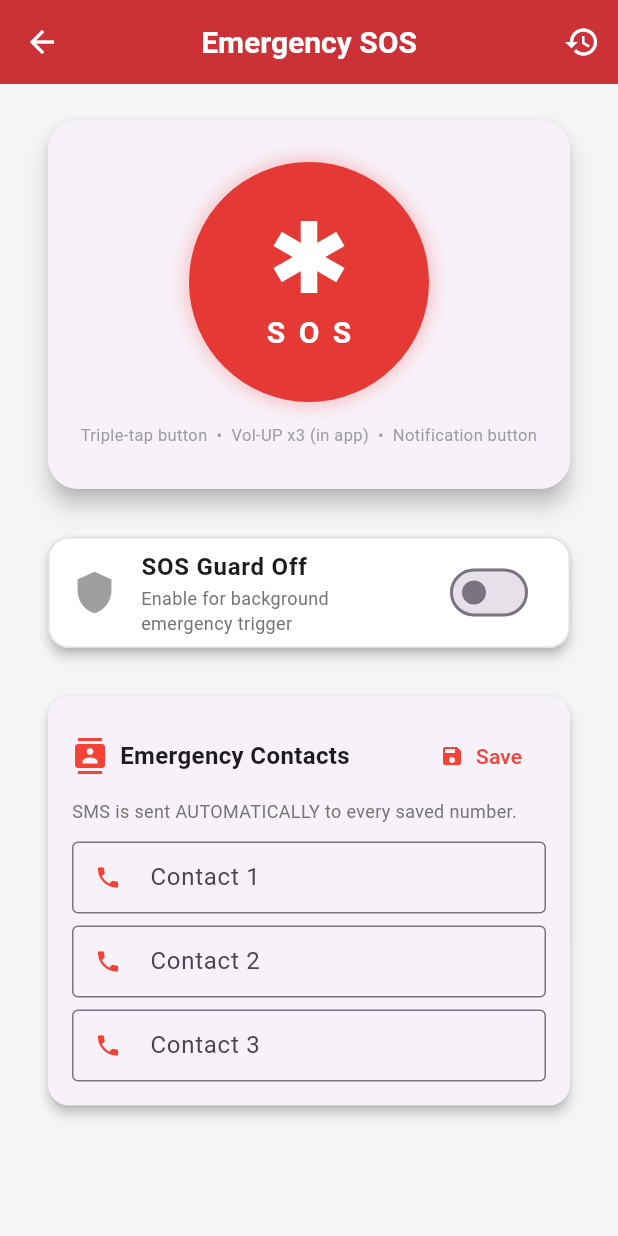
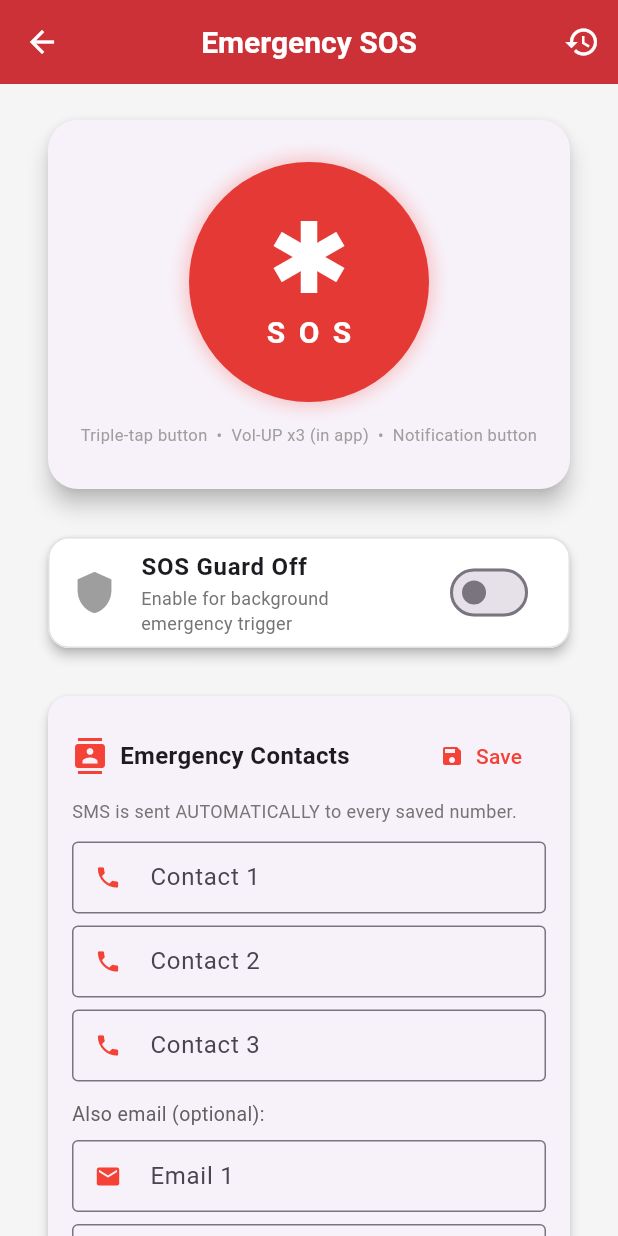
Before and after one commit to AdithyaChoudhry/TrainAssist, a Flutter app: the SOSScreen screen opened by its route, on a phone screen of 412 x 824 dp. Run offline on Flutter 3.47's test engine with Material 3 defaults, Android fonts, the light colour scheme and no system bars; our stand-ins replace flutter_blue_plus, flutter_local_notifications, geolocator, permission_handler, shared_preferences; missing offline and left inert: record; accounts and stored records are empty.

Commit message:
feat(sos): support up to 3 notification emails; persist emails; send voice note to each automatically; UI inputs

```diff
--- a/train_assist_app/lib/screens/sos_screen.dart
+++ b/train_assist_app/lib/screens/sos_screen.dart
@@ -35,6 +35,8 @@ class SOSScreen extends StatefulWidget {
 class _SOSScreenState extends State<SOSScreen> {
   final List<TextEditingController> _ctrls =
       List.generate(3, (_) => TextEditingController());
+    final List<TextEditingController> _emailCtrls =
+      List.generate(3, (_) => TextEditingController());
   bool _guardActive = false;
   bool _sosRunning  = false;
   final List<_LogEntry> _log = [];
@@ -63,6 +65,7 @@ class _SOSScreenState extends State<SOSScreen> {
     final prefs = await SharedPreferences.getInstance();
     for (int i = 0; i < 3; i++) {
       _ctrls[i].text = prefs.getString('sos_contact_$i') ?? '';
+      _emailCtrls[i].text = prefs.getString('sos_email_$i') ?? '';
     }
     if (mounted) setState(() {});
   }
@@ -71,6 +74,7 @@ class _SOSScreenState extends State<SOSScreen> {
     final prefs = await SharedPreferences.getInstance();
     for (int i = 0; i < 3; i++) {
       await prefs.setString('sos_contact_$i', _ctrls[i].text.trim());
+      await prefs.setString('sos_email_$i', _emailCtrls[i].text.trim());
     }
     _addLog('Contacts saved', icon: Icons.check_circle, color: Colors.green);
   }
@@ -225,25 +229,34 @@ class _SOSScreenState extends State<SOSScreen> {
   Future<void> _sendEmailAutomatic(String audioUrl, String? mapsLink) async {
     try {
       final prefs = await SharedPreferences.getInstance();
-      final email = prefs.getString('sos_email') ?? '';
-      if (email.isEmpty) {
-        _addLog('No SOS email configured; skipping email send', icon: Icons.email, color: Colors.orange);
+      final emails = <String>[];
+      for (int i = 0; i < 3; i++) {
+        final e = prefs.getString('sos_email_$i')?.trim() ?? '';
+        if (e.isNotEmpty) emails.add(e);
+      }
+      if (emails.isEmpty) {
+        _addLog('No SOS email(s) configured; skipping email send', icon: Icons.email, color: Colors.orange);
         return;
       }
 
+      final uri = Uri.parse('${ApiConfig.baseUrl}/api/sendmail');
+      for (final email in emails) {
+        try {
           final payload = jsonEncode({
             'to': email,
             'subject': 'TrainAssist SOS Voice Note',
             'body': 'You have received a voice note from an SOS. Location: ${mapsLink ?? "N/A"}',
             'attachmentUrl': audioUrl,
           });
-
-      final uri = Uri.parse('${ApiConfig.baseUrl}/api/sendmail');
           final res = await http.post(uri, headers: {'Content-Type': 'application/json'}, body: payload).timeout(const Duration(seconds: 20));
           if (res.statusCode == 200) {
             _addLog('Voice note emailed to $email', icon: Icons.email, color: Colors.green);
           } else {
-        _addLog('Email send failed', icon: Icons.email, color: Colors.orange);
+            _addLog('Email send failed: $email', icon: Icons.email, color: Colors.orange);
+          }
+        } catch (e) {
+          _addLog('Email error for $email: $e', icon: Icons.email, color: Colors.red);
+        }
       }
     } catch (e) {
       _addLog('Email error: $e', icon: Icons.email, color: Colors.red);
@@ -468,6 +481,23 @@ class _SOSScreenState extends State<SOSScreen> {
               ),
               if (i < 2) const SizedBox(height: 8),
             ],
+            const SizedBox(height: 12),
+            Text('Also email (optional):', style: TextStyle(fontSize: 13, color: Colors.grey[700])),
+            const SizedBox(height: 8),
+            for (int i = 0; i < 3; i++) ...[
+              TextField(
+                controller: _emailCtrls[i],
+                keyboardType: TextInputType.emailAddress,
+                decoration: InputDecoration(
+                  isDense: true,
+                  border: const OutlineInputBorder(),
+                  labelText: 'Email ${i + 1}',
+                  hintText: 'you@example.com',
+                  prefixIcon: const Icon(Icons.email, color: Colors.red),
+                ),
+              ),
+              if (i < 2) const SizedBox(height: 8),
+            ],
           ],
         ),
       ),
```
Lines whose indentation alone changed are shown as unchanged.
